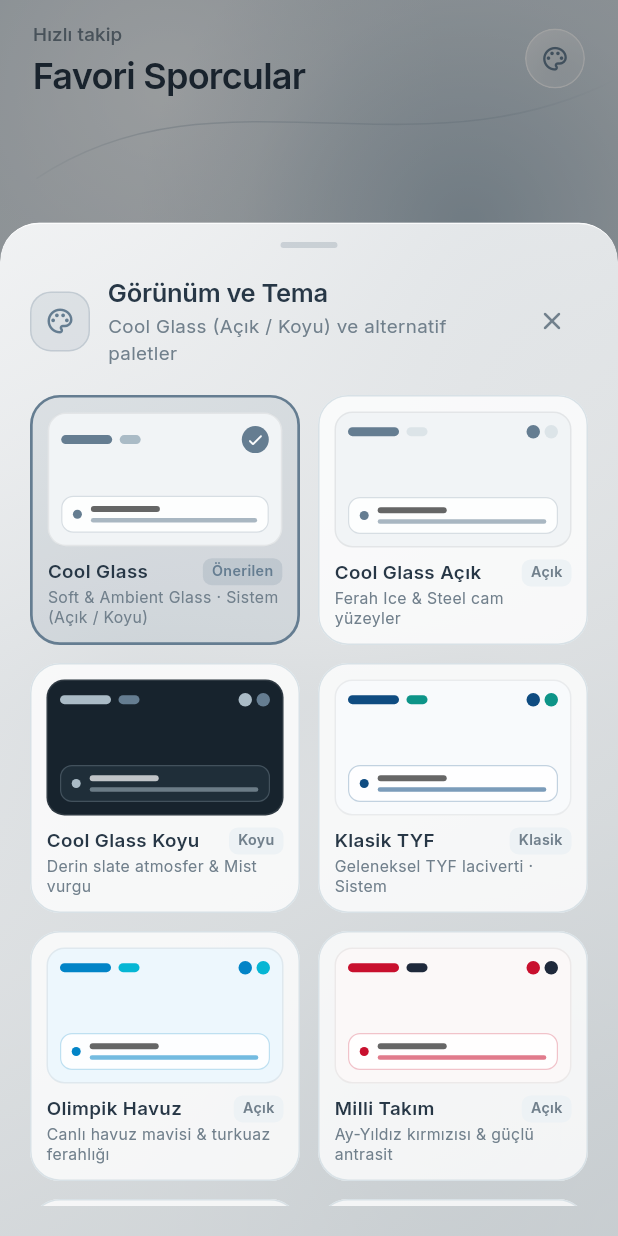
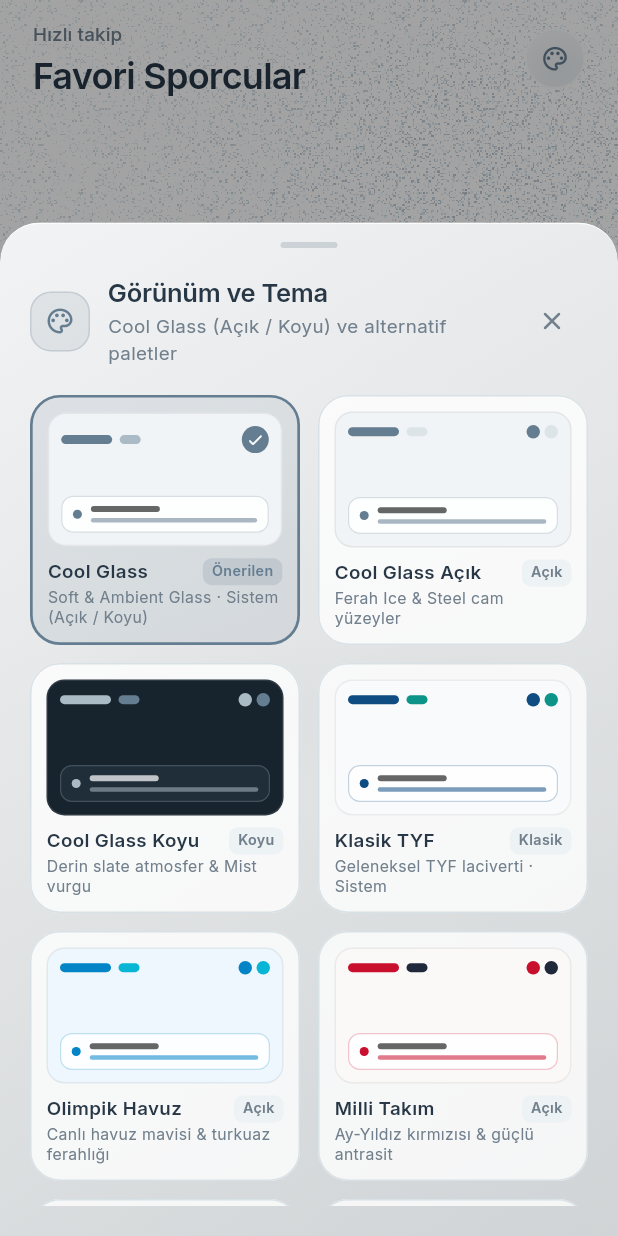
Before and after one commit to ozztozz/old_result, a Flutter app: the FavoritesScreen screen opened directly with empty values, after a tap on the "palette" icon, on a phone screen of 412 x 824 dp. Run offline on Flutter 3.47's test engine with Material 3 defaults, Android fonts, the phone set to English and light mode, and no system bars; our stand-ins replace dio, google_fonts, shared_preferences, shimmer; accounts and stored records are empty; network calls fail.

Commit message:
style(ui): refine screen background with vertical gradient, 3 organic blurred fields and subtle grain

```diff
--- a/swim_mobile_app/lib/core/components/ambient_canvas.dart
+++ b/swim_mobile_app/lib/core/components/ambient_canvas.dart
@@ -1,31 +1,24 @@
+import 'dart:async';
 import 'dart:math' as math;
+import 'dart:typed_data';
+import 'dart:ui' as ui;
 import 'package:flutter/material.dart';
 import '../theme/tokens/tokens.dart';
 
-/// Uygulamanın ölçülü, sakin soyut grafik imzası (SECOND DESIGN REFINEMENT).
-/// Teknik plan/duvar kağıdı yerine yalnızca seçili alanlarda fısıltı düzeyinde
-/// organik akış çizgisi ve ışık difüzyonu kullanır.
+/// Uygulamanın soyut grafik stilleri.
+/// Ekran arka planında yalnızca üst-sağ boş alanda düşük opaklıklı tek akış çizgisi kullanılır;
+/// eşmerkezli daire veya kontur çizgileri kullanılmaz.
 enum AmbientArtStyle {
-  /// Üst başlık atmosferinde uçları eriyen 2 zarif akışkan eğri
   flowLines,
-
-  /// Keşfet / Profil üst alanında tek akışkan ipek eğri
   orbitalArcs,
-
-  /// Hero panel alt kenarında metinle hiç kesişmeyen tek fısıltı çizgi
   heroOrbit,
-
-  /// Seçili tek bir kartta çok hafif köşe akış detayı
   contourWaves,
-
-  /// Boş durum ikonu arkasında sakin minimal yörünge
   emptyOrbit,
-
   none,
 }
 
-/// Hafif, yüksek performanslı vektör imza katmanı.
-/// Kenarlara doğru şeffaflaşan fırça geçişleriyle içerikle asla çatışmaz.
+/// Hafif vektör imza katmanı.
+/// Metin ve kart alanlarına girmeden yalnızca boş üst-sağ köşede tek zarif akış çizgisi çizer.
 class AmbientVectorArt extends StatelessWidget {
   final AmbientArtStyle style;
   final Color? strokeColor;
@@ -42,21 +35,22 @@ class AmbientVectorArt extends StatelessWidget {
 
   @override
   Widget build(BuildContext context) {
-    if (style == AmbientArtStyle.none) return const SizedBox.shrink();
+    if (style == AmbientArtStyle.none ||
+        style == AmbientArtStyle.heroOrbit ||
+        style == AmbientArtStyle.contourWaves ||
+        style == AmbientArtStyle.emptyOrbit) {
+      return const SizedBox.shrink();
+    }
+
     final palette = context.palette;
-    final baseStroke = strokeColor ?? palette.vectorStroke;
     final baseAccent = accentColor ?? palette.vectorAccent;
 
     return IgnorePointer(
       child: RepaintBoundary(
         child: CustomPaint(
-          painter: _AmbientVectorPainter(
-            style: style,
-            strokeColor: baseStroke.withValues(
-              alpha: (baseStroke.a * opacity).clamp(0.0, 1.0),
-            ),
-            accentColor: baseAccent.withValues(
-              alpha: (baseAccent.a * opacity).clamp(0.0, 1.0),
+          painter: _UpperRightFlowLinePainter(
+            color: baseAccent.withValues(
+              alpha: (0.22 * opacity).clamp(0.0, 1.0),
             ),
           ),
           size: Size.infinite,
@@ -66,176 +60,68 @@ class AmbientVectorArt extends StatelessWidget {
   }
 }
 
-class _AmbientVectorPainter extends CustomPainter {
-  final AmbientArtStyle style;
-  final Color strokeColor;
-  final Color accentColor;
+/// Üst-sağ boş alanda, başlık metni ve kartlara hiç değmeyen tek akışkan eğri
+class _UpperRightFlowLinePainter extends CustomPainter {
+  final Color color;
 
-  const _AmbientVectorPainter({
-    required this.style,
-    required this.strokeColor,
-    required this.accentColor,
-  });
+  const _UpperRightFlowLinePainter({required this.color});
 
-  Paint _fadingLinePaint(Size size, Color color, double width) {
-    return Paint()
+  @override
+  void paint(Canvas canvas, Size size) {
+    if (size.width <= 0 || size.height <= 0) return;
+
+    final w = size.width;
+    final h = size.height;
+
+    final start = Offset(w * 0.66, -4);
+    final end = Offset(w * 1.03, h * 0.13);
+
+    final path = Path()
+      ..moveTo(start.dx, start.dy)
+      ..cubicTo(
+        w * 0.74,
+        h * 0.055,
+        w * 0.89,
+        h * 0.045,
+        end.dx,
+        end.dy,
+      );
+
+    final paint = Paint()
       ..style = PaintingStyle.stroke
-      ..strokeWidth = width
+      ..strokeWidth = 1.1
       ..strokeCap = StrokeCap.round
       ..shader = LinearGradient(
-        begin: Alignment.centerLeft,
-        end: Alignment.centerRight,
-        stops: const [0.0, 0.25, 0.78, 1.0],
+        begin: Alignment.topLeft,
+        end: Alignment.bottomRight,
+        stops: const [0.0, 0.35, 0.75, 1.0],
         colors: [
           color.withValues(alpha: 0.0),
           color,
           color.withValues(alpha: color.a * 0.7),
           color.withValues(alpha: 0.0),
         ],
-      ).createShader(Offset.zero & size);
+      ).createShader(Rect.fromPoints(start, end));
+
+    canvas.drawPath(path, paint);
   }
 
   @override
-  void paint(Canvas canvas, Size size) {
-    if (size.width <= 0 || size.height <= 0) return;
-
-    switch (style) {
-      case AmbientArtStyle.flowLines:
-        _paintFlowSignature(canvas, size);
-        break;
-      case AmbientArtStyle.orbitalArcs:
-        _paintSingleSilkRibbon(canvas, size);
-        break;
-      case AmbientArtStyle.heroOrbit:
-        _paintHeroWhisper(canvas, size);
-        break;
-      case AmbientArtStyle.contourWaves:
-        _paintSubtleCornerWave(canvas, size);
-        break;
-      case AmbientArtStyle.emptyOrbit:
-        _paintEmptyOrbit(canvas, size);
-        break;
-      case AmbientArtStyle.none:
-        break;
-    }
-  }
-
-  /// Yalnızca üst atmosfer şeridinde uçları eriyen 2 zarif akışkan çizgi
-  void _paintFlowSignature(Canvas canvas, Size size) {
-    final w = size.width;
-    final h = size.height;
-
-    final path1 = Path()
-      ..moveTo(-w * 0.04, h * 0.52)
-      ..cubicTo(
-        w * 0.28,
-        h * 0.16,
-        w * 0.62,
-        h * 0.84,
-        w * 1.04,
-        h * 0.34,
-      );
-    canvas.drawPath(path1, _fadingLinePaint(size, accentColor, 1.15));
-
-    final path2 = Path()
-      ..moveTo(-w * 0.02, h * 0.68)
-      ..cubicTo(
-        w * 0.32,
-        h * 0.34,
-        w * 0.66,
-        h * 0.96,
-        w * 1.02,
-        h * 0.50,
-      );
-    canvas.drawPath(path2, _fadingLinePaint(size, strokeColor, 0.85));
-  }
-
-  /// Keşfet / Profil üst alanında tek sakin organik eğri
-  void _paintSingleSilkRibbon(Canvas canvas, Size size) {
-    final w = size.width;
-    final h = size.height;
-
-    final path = Path()
-      ..moveTo(w * 0.06, h * 0.72)
-      ..cubicTo(
-        w * 0.36,
-        h * 0.22,
-        w * 0.70,
-        h * 0.78,
-        w * 1.04,
-        h * 0.26,
-      );
-    canvas.drawPath(path, _fadingLinePaint(size, accentColor, 1.05));
-  }
-
-  /// Hero istatistik paneli alt kenarında rakamlara hiç değmeyen fısıltı çizgi
-  void _paintHeroWhisper(Canvas canvas, Size size) {
-    final w = size.width;
-    final h = size.height;
-
-    final path = Path()
-      ..moveTo(w * 0.04, h * 0.94)
-      ..cubicTo(
-        w * 0.34,
-        h * 0.86,
-        w * 0.68,
-        h * 0.98,
-        w * 0.96,
-        h * 0.88,
-      );
-    canvas.drawPath(path, _fadingLinePaint(size, strokeColor, 0.9));
-  }
-
-  /// Seçili kartın sağ-alt köşesinde çok sakin tek akış detayı
-  void _paintSubtleCornerWave(Canvas canvas, Size size) {
-    final w = size.width;
-    final h = size.height;
-
-    final path = Path()
-      ..moveTo(w * 0.56, h * 0.96)
-      ..quadraticBezierTo(w * 0.80, h * 0.76, w * 1.02, h * 0.84);
-    canvas.drawPath(path, _fadingLinePaint(size, strokeColor, 0.9));
-  }
-
-  /// Boş durum ikonu için tek sade yörünge halkası
-  void _paintEmptyOrbit(Canvas canvas, Size size) {
-    final center = Offset(size.width / 2, size.height / 2);
-    final maxR = math.min(size.width, size.height) * 0.45;
-
-    canvas.drawCircle(
-      center,
-      maxR * 0.82,
-      Paint()
-        ..color = strokeColor
-        ..style = PaintingStyle.stroke
-        ..strokeWidth = 0.85,
-    );
-
-    canvas.drawArc(
-      Rect.fromCircle(center: center, radius: maxR * 0.82),
-      -math.pi * 0.65,
-      math.pi * 0.45,
-      false,
-      Paint()
-        ..color = accentColor
-        ..style = PaintingStyle.stroke
-        ..strokeWidth = 1.2
-        ..strokeCap = StrokeCap.round,
-    );
-  }
-
-  @override
-  bool shouldRepaint(covariant _AmbientVectorPainter oldDelegate) {
-    return oldDelegate.style != style ||
-        oldDelegate.strokeColor != strokeColor ||
-        oldDelegate.accentColor != accentColor;
+  bool shouldRepaint(covariant _UpperRightFlowLinePainter oldDelegate) {
+    return oldDelegate.color != color;
   }
 }
 
-/// Layer 1: Sakin, geniş ve derinlikli Ambient Glass atmosfer ortamı.
-/// Düz gri/beyaz veya yoğun çizgi kalabalığı yerine büyük organik ışık difüzyonları,
-/// yumuşak mavi-gri renk alanları ve yalnızca üst kenarda fısıltı düzeyinde imza eğrisi.
-class AmbientBackground extends StatelessWidget {
+/// Layer 1: Ekran Arka Planı (Cool Sophisticated Ambient Environment)
+///
+/// - Dikey taban gradyanı: #DCE4E8 (üst) → #B9C7D1 (alt) [koyu modda derin slate]
+/// - 3 büyük, organik, asimetrik ve 90–105px bulanıklaştırılmış renk alanı:
+///   a. Üst-sağ (istatistik paneli arkası): #657D91 @ ~%35
+///   b. Orta-sol (ilk yarış kartı arkası): #AABBC6 @ ~%45
+///   c. Alt-sağ (navigasyon yakını): #273746 @ ~%18
+/// - Gradyan bantlaşmasını önleyen %2.5 opaklıklı ince film gren (noise) katmanı
+/// - Üst-sağ boş köşede metin ve kartlara değmeyen tek zarif akış çizgisi
+class AmbientBackground extends StatefulWidget {
   final Widget child;
   final AmbientArtStyle artStyle;
   final double artHeight;
@@ -248,107 +134,245 @@ class AmbientBackground extends StatelessWidget {
   });
 
   @override
+  State<AmbientBackground> createState() => _AmbientBackgroundState();
+}
+
+class _AmbientBackgroundState extends State<AmbientBackground> {
+  static ui.Image? _cachedNoiseTile;
+  static Future<ui.Image>? _noiseFuture;
+
+  @override
+  void initState() {
+    super.initState();
+    _ensureNoiseLoaded();
+  }
+
+  void _ensureNoiseLoaded() {
+    if (_cachedNoiseTile != null) return;
+    _noiseFuture ??= _generateNoiseTile();
+    _noiseFuture!.then((img) {
+      _cachedNoiseTile = img;
+      if (mounted) setState(() {});
+    });
+  }
+
+  static Future<ui.Image> _generateNoiseTile() {
+    const int size = 128;
+    final bytes = Uint8List(size * size * 4);
+    final rng = math.Random(202604);
+
+    for (int i = 0; i < size * size; i++) {
+      final v = rng.nextInt(256);
+      final idx = i * 4;
+      bytes[idx] = v;
+      bytes[idx + 1] = v;
+      bytes[idx + 2] = v;
+      // ~2.7% opaklık (7 / 255) — bantlaşmayı önleyen çok ince gren
+      bytes[idx + 3] = 7;
+    }
+
+    final completer = Completer<ui.Image>();
+    ui.decodeImageFromPixels(
+      bytes,
+      size,
+      size,
+      ui.PixelFormat.rgba8888,
+      completer.complete,
+    );
+    return completer.future;
+  }
+
+  @override
   Widget build(BuildContext context) {
     final palette = context.palette;
+    final isDark = palette.isDark;
+    final isCoolLight = palette is CoolSophisticatedLightPalette;
+
+    final topColor = isCoolLight
+        ? const Color(0xFFDCE4E8)
+        : (isDark
+            ? Color.lerp(palette.background, const Color(0xFF20303E), 0.35)!
+            : const Color(0xFFDCE4E8));
+    final bottomColor = isCoolLight
+        ? const Color(0xFFB9C7D1)
+        : (isDark
+            ? Color.lerp(palette.background, const Color(0xFF0C141C), 0.45)!
+            : const Color(0xFFB9C7D1));
+
+    // Koyu temada da aynı 3 organik alanın atmosferik dengesini koru
+    final topRightColor = isDark
+        ? const Color(0xFF657D91).withValues(alpha: 0.30)
+        : const Color(0xFF657D91).withValues(alpha: 0.35);
+    final midLeftColor = isDark
+        ? const Color(0xFFAABBC6).withValues(alpha: 0.18)
+        : const Color(0xFFAABBC6).withValues(alpha: 0.45);
+    final bottomRightColor = isDark
+        ? const Color(0xFF0A1118).withValues(alpha: 0.48)
+        : const Color(0xFF273746).withValues(alpha: 0.18);
 
     return Stack(
       children: [
-        // 1. Soğuk mavi-gri kontrollü atmosferik zemin gradyanı
+        // 1. Dikey atmosferik taban gradyanı (#DCE4E8 → #B9C7D1)
         Positioned.fill(
           child: DecoratedBox(
             decoration: BoxDecoration(
               gradient: LinearGradient(
-                begin: Alignment.topLeft,
-                end: Alignment.bottomRight,
-                stops: const [0.0, 0.50, 1.0],
-                colors: [
-                  palette.ambientBaseStart,
-                  palette.ambientBaseMid,
-                  palette.ambientBaseEnd,
-                ],
+                begin: Alignment.topCenter,
+                end: Alignment.bottomCenter,
+                colors: [topColor, bottomColor],
               ),
             ),
           ),
         ),
 
-        // 2. Üst-sol yumuşak atmosferik ışık difüzyonu (doğal üst ışık kaynağı)
-        Positioned(
-          top: -130,
-          left: -100,
-          width: 420,
-          height: 380,
-          child: _SoftLightField(color: palette.ambientLightBeam),
+        // 2. 3 büyük, organik, asimetrik ve 90–105px bulanıklaştırılmış renk alanı
+        Positioned.fill(
+          child: IgnorePointer(
+            child: RepaintBoundary(
+              child: CustomPaint(
+                painter: _OrganicAmbientFieldsPainter(
+                  topRightColor: topRightColor,
+                  midLeftColor: midLeftColor,
+                  bottomRightColor: bottomRightColor,
+                ),
+              ),
+            ),
+          ),
         ),
 
-        // 3. Üst-sağ geniş organik Mist/Steel renk alanı (Hero panel arkasında derinlik)
-        Positioned(
-          top: -70,
-          right: -130,
-          width: 460,
-          height: 440,
-          child: _SoftLightField(color: palette.ambientPrimary),
-        ),
-
-        // 4. Orta-sol yumuşak Steel renk alanı (Yarış kartları altında buzlu kırılma)
-        Positioned(
-          top: 240,
-          left: -150,
-          width: 420,
-          height: 440,
-          child: _SoftLightField(color: palette.ambientSecondary),
-        ),
-
-        // 5. Alt-sağ sakin atmosfer alanı (Yüzen cam navigasyon altında ton geçişi)
-        Positioned(
-          bottom: -110,
-          right: -90,
-          width: 420,
-          height: 400,
-          child: _SoftLightField(color: palette.ambientTertiary),
-        ),
-
-        // 6. Yalnızca üst kenarda içerikle çakışmayan fısıltı düzeyinde vektör imza
-        if (artStyle != AmbientArtStyle.none)
-          Positioned(
-            top: 0,
-            left: 0,
-            right: 0,
-            height: artHeight,
-            child: AmbientVectorArt(style: artStyle),
+        // 3. Üst-sağ boş köşede metin ve kartlara değmeyen tek düşük opaklıklı akış çizgisi
+        if (widget.artStyle != AmbientArtStyle.none)
+          Positioned.fill(
+            child: IgnorePointer(
+              child: RepaintBoundary(
+                child: CustomPaint(
+                  painter: _UpperRightFlowLinePainter(
+                    color: (isDark
+                            ? const Color(0xFFAABBC6)
+                            : const Color(0xFF657D91))
+                        .withValues(alpha: isDark ? 0.16 : 0.22),
+                  ),
+                ),
+              ),
+            ),
           ),
 
-        // 7. Layer 2 & 3 — Frosted cam yüzeyler ve içerik
-        child,
+        // 4. Gradyan bantlaşmasını önleyen %2.5 ince gren (noise) dokusu
+        if (_cachedNoiseTile != null)
+          Positioned.fill(
+            child: IgnorePointer(
+              child: RepaintBoundary(
+                child: CustomPaint(
+                  painter: _GrainOverlayPainter(noiseTile: _cachedNoiseTile!),
+                ),
+              ),
+            ),
+          ),
+
+        // 5. Mevcut ekran içeriği (kartlar, tipografi, navigasyon)
+        widget.child,
       ],
     );
   }
 }
 
-/// Keskin sınırı olmayan geniş organik atmosferik ışık difüzyonu
-class _SoftLightField extends StatelessWidget {
-  final Color color;
+/// 3 asimetrik organik renk alanını Gaussian blur (92–106px) ile çizen ressam.
+/// Kusursuz daire veya tekrar eden desen içermez; kenarları tamamen yumuşaktır.
+class _OrganicAmbientFieldsPainter extends CustomPainter {
+  final Color topRightColor;
+  final Color midLeftColor;
+  final Color bottomRightColor;
 
-  const _SoftLightField({required this.color});
+  const _OrganicAmbientFieldsPainter({
+    required this.topRightColor,
+    required this.midLeftColor,
+    required this.bottomRightColor,
+  });
 
   @override
-  Widget build(BuildContext context) {
-    return IgnorePointer(
-      child: RepaintBoundary(
-        child: DecoratedBox(
-          decoration: BoxDecoration(
-            shape: BoxShape.circle,
-            gradient: RadialGradient(
-              stops: const [0.0, 0.35, 0.68, 1.0],
-              colors: [
-                color,
-                color.withValues(alpha: color.a * 0.58),
-                color.withValues(alpha: color.a * 0.18),
-                color.withValues(alpha: 0.0),
-              ],
-            ),
-          ),
-        ),
-      ),
+  void paint(Canvas canvas, Size size) {
+    final w = size.width;
+    final h = size.height;
+    if (w <= 0 || h <= 0) return;
+
+    // a. Üst-sağ, istatistik paneli arkası: #657D91 (~%35) — asimetrik organik form
+    final topRightPath = Path()
+      ..moveTo(w * 0.48, h * 0.06)
+      ..cubicTo(w * 0.66, -h * 0.02, w * 0.96, h * 0.02, w * 1.10, h * 0.14)
+      ..cubicTo(w * 1.16, h * 0.25, w * 0.98, h * 0.34, w * 0.78, h * 0.31)
+      ..cubicTo(w * 0.56, h * 0.29, w * 0.38, h * 0.17, w * 0.48, h * 0.06)
+      ..close();
+
+    canvas.drawPath(
+      topRightPath,
+      Paint()
+        ..color = topRightColor
+        ..maskFilter = const MaskFilter.blur(BlurStyle.normal, 94),
+    );
+
+    // b. Orta-sol, ilk müsabaka kartı arkası: #AABBC6 (~%45) — geniş organik dalga formu
+    final midLeftPath = Path()
+      ..moveTo(-w * 0.14, h * 0.36)
+      ..cubicTo(w * 0.08, h * 0.30, w * 0.44, h * 0.35, w * 0.54, h * 0.47)
+      ..cubicTo(w * 0.60, h * 0.58, w * 0.34, h * 0.69, w * 0.08, h * 0.65)
+      ..cubicTo(-w * 0.12, h * 0.62, -w * 0.24, h * 0.46, -w * 0.14, h * 0.36)
+      ..close();
+
+    canvas.drawPath(
+      midLeftPath,
+      Paint()
+        ..color = midLeftColor
+        ..maskFilter = const MaskFilter.blur(BlurStyle.normal, 106),
+    );
+
+    // c. Alt-sağ, yüzen navigasyon yakını: #273746 (~%18) — yatay asimetrik derinlik alanı
+    final bottomRightPath = Path()
+      ..moveTo(w * 0.38, h * 0.80)
+      ..cubicTo(w * 0.58, h * 0.72, w * 0.94, h * 0.73, w * 1.12, h * 0.84)
+      ..cubicTo(w * 1.18, h * 0.96, w * 0.92, h * 1.07, w * 0.64, h * 1.03)
+      ..cubicTo(w * 0.42, h * 1.00, w * 0.26, h * 0.89, w * 0.38, h * 0.80)
+      ..close();
+
+    canvas.drawPath(
+      bottomRightPath,
+      Paint()
+        ..color = bottomRightColor
+        ..maskFilter = const MaskFilter.blur(BlurStyle.normal, 98),
     );
   }
+
+  @override
+  bool shouldRepaint(covariant _OrganicAmbientFieldsPainter oldDelegate) {
+    return oldDelegate.topRightColor != topRightColor ||
+        oldDelegate.midLeftColor != midLeftColor ||
+        oldDelegate.bottomRightColor != bottomRightColor;
+  }
 }
+
+class _GrainOverlayPainter extends CustomPainter {
+  final ui.Image noiseTile;
+
+  const _GrainOverlayPainter({required this.noiseTile});
+
+  @override
+  void paint(Canvas canvas, Size size) {
+    final paint = Paint()
+      ..shader = ImageShader(
+        noiseTile,
+        TileMode.repeated,
+        TileMode.repeated,
+        Float64List.fromList(const [
+          1, 0, 0, 0,
+          0, 1, 0, 0,
+          0, 0, 1, 0,
+          0, 0, 0, 1,
+        ]),
+      );
+    canvas.drawRect(Offset.zero & size, paint);
+  }
+
+  @override
+  bool shouldRepaint(covariant _GrainOverlayPainter oldDelegate) {
+    return oldDelegate.noiseTile != noiseTile;
+  }
+}
```
